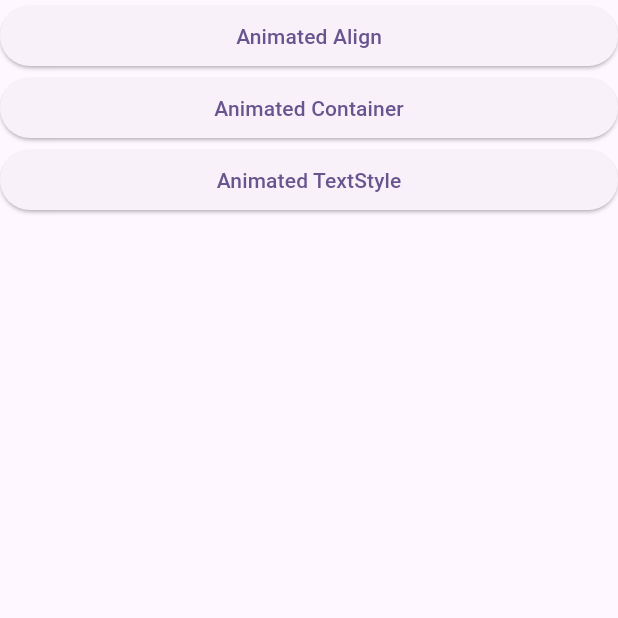
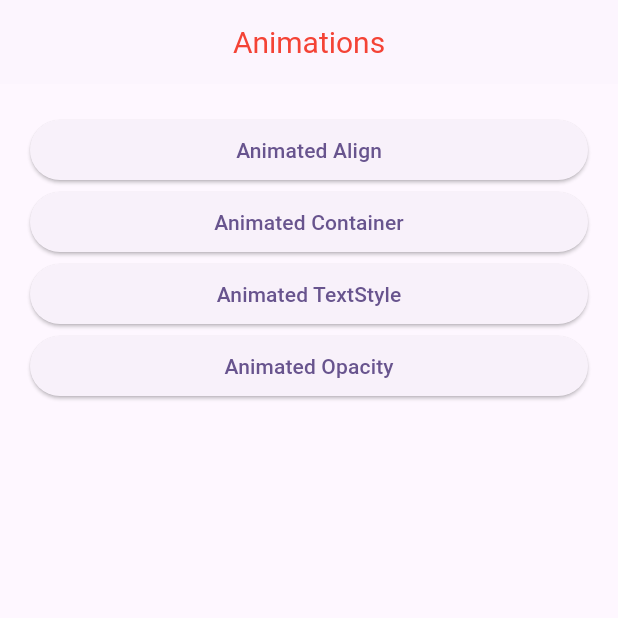
Before and after one commit to eyad-gomaa/flutter_animation, a Flutter app: the screen it shows after launch, on a phone screen of 412 x 824 dp, the top half of it. Run offline on Flutter 3.47's test engine with Material 3 defaults, Android fonts, the phone set to English and light mode, and no system bars.

Commit message:
added Animated Opacity Page

```diff
--- a/lib/home_page/home_page.dart
+++ b/lib/home_page/home_page.dart
@@ -1,6 +1,7 @@
 import 'package:flutter/material.dart';
 import '../pages/animated_align.dart';
 import '../pages/animated_container.dart';
+import '../pages/animated_opacity.dart';
 import '../pages/animated_text_style.dart';
 
 class MyHomePage extends StatelessWidget {
@@ -9,7 +10,14 @@ class MyHomePage extends StatelessWidget {
   @override
   Widget build(BuildContext context) {
     return Scaffold(
+      appBar: AppBar(
+        title: const Text("Animations",style: TextStyle(color: Colors.red,fontSize: 20),),
+        centerTitle: true,
+        elevation: 0.2,
+      ),
       body: Center(
+        child: Padding(
+          padding: const EdgeInsets.all(20),
           child: ListView(
             children: [
               ElevatedButton(
@@ -30,7 +38,14 @@ class MyHomePage extends StatelessWidget {
                         context, MaterialPageRoute(
                         builder: (context) => const AnimatedTextStylePage()));
                   }, child: const Text("Animated TextStyle")),
+              ElevatedButton(
+                  onPressed: (){
+                    Navigator.push(
+                        context, MaterialPageRoute(
+                        builder: (context) => const AnimatedOpacityPage()));
+                  }, child: const Text("Animated Opacity")),
             ],
+          ),
         ),
       ),
     );
```
Also changed, not shown: lib/pages/animated_opacity.dart (added, +63 -0 lines), lib/pages/animated_text_style.dart (+1 -6 lines). Lines whose indentation alone changed are shown as unchanged.
